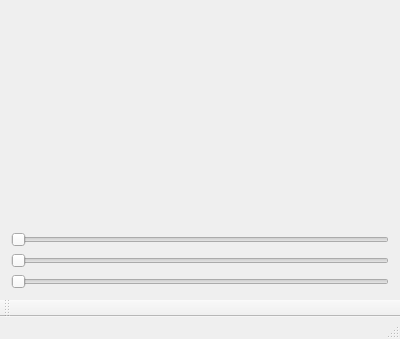
Old version of the form mainwindow.ui in the repository AndersonQ/ParticleSumulator.
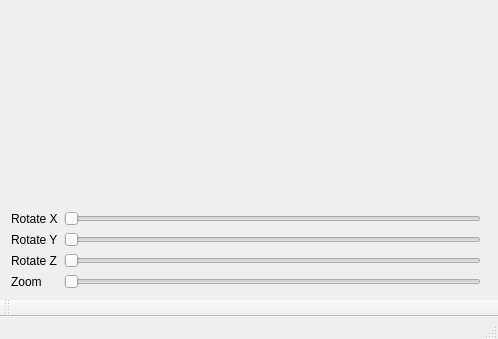
New version of the form. Custom widgets are drawn as their Qt base class.

Commit message: Created zoom slidebar

```diff
--- a/mainwindow.ui
+++ b/mainwindow.ui
@@ -6,7 +6,7 @@
    <rect>
     <x>0</x>
     <y>0</y>
-    <width>400</width>
+    <width>498</width>
     <height>339</height>
    </rect>
   </property>
@@ -15,10 +15,10 @@
   </property>
   <widget class="QWidget" name="centralWidget">
    <layout class="QGridLayout" name="gridLayout">
-    <item row="0" column="0">
+    <item row="0" column="0" rowspan="2" colspan="3">
      <widget class="OpenGL" name="widget" native="true"/>
     </item>
-    <item row="1" column="0">
+    <item row="2" column="1">
      <widget class="QSlider" name="xslider">
       <property name="maximum">
        <number>360</number>
@@ -28,7 +28,7 @@
       </property>
      </widget>
     </item>
-    <item row="2" column="0">
+    <item row="3" column="1">
      <widget class="QSlider" name="yslider">
       <property name="maximum">
        <number>360</number>
@@ -38,7 +38,7 @@
       </property>
      </widget>
     </item>
-    <item row="3" column="0">
+    <item row="4" column="1">
      <widget class="QSlider" name="zslider">
       <property name="maximum">
        <number>360</number>
@@ -48,6 +48,41 @@
       </property>
      </widget>
     </item>
+    <item row="2" column="0">
+     <widget class="QLabel" name="labelx">
+      <property name="text">
+       <string>Rotate X</string>
+      </property>
+     </widget>
+    </item>
+    <item row="3" column="0">
+     <widget class="QLabel" name="labely">
+      <property name="text">
+       <string>Rotate Y</string>
+      </property>
+     </widget>
+    </item>
+    <item row="4" column="0">
+     <widget class="QLabel" name="labelz">
+      <property name="text">
+       <string>Rotate Z</string>
+      </property>
+     </widget>
+    </item>
+    <item row="5" column="0">
+     <widget class="QLabel" name="labelzoom">
+      <property name="text">
+       <string>Zoom</string>
+      </property>
+     </widget>
+    </item>
+    <item row="5" column="1">
+     <widget class="QSlider" name="zoomsider">
+      <property name="orientation">
+       <enum>Qt::Horizontal</enum>
+      </property>
+     </widget>
+    </item>
    </layout>
   </widget>
   <widget class="QMenuBar" name="menuBar">
```
Left out of the diff: 41 changed lines with no effect on the pictures. The commit also changes 2 other files.
